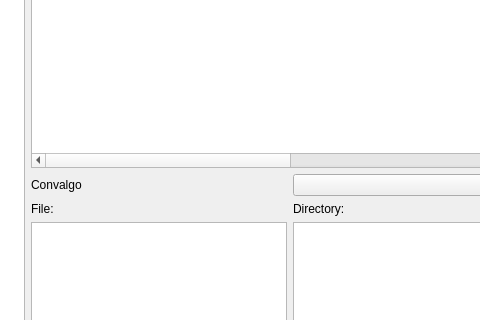
Somhammer/ProtonTherapy, file ui/main.ui: the form before one commit; both pictures show x 359 to 839 and y 141 to 461 of the 1298 by 586 pixel window.
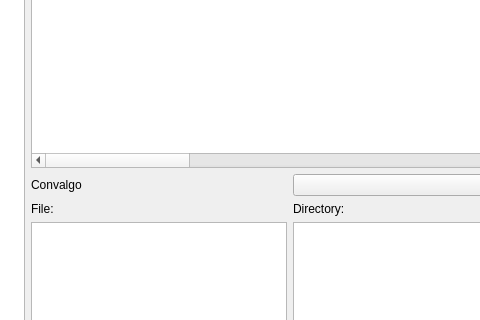
The form after the commit. Icons and pictures are not drawn.

```diff
--- a/ui/main.ui
+++ b/ui/main.ui
@@ -68,7 +68,7 @@
          <enum>QFrame::Sunken</enum>
         </property>
         <property name="lineWidth">
-         <number>2</number>
+         <number>1</number>
         </property>
         <property name="midLineWidth">
          <number>1</number>
@@ -124,6 +124,54 @@
           <set>AlignCenter</set>
          </property>
         </column>
+        <column>
+         <property name="text">
+          <string>RMin</string>
+         </property>
+         <property name="textAlignment">
+          <set>AlignCenter</set>
+         </property>
+        </column>
+        <column>
+         <property name="text">
+          <string>RMax</string>
+         </property>
+         <property name="textAlignment">
+          <set>AlignCenter</set>
+         </property>
+        </column>
+        <column>
+         <property name="text">
+          <string>HL</string>
+         </property>
+         <property name="textAlignment">
+          <set>AlignCenter</set>
+         </property>
+        </column>
+        <column>
+         <property name="text">
+          <string>SPhi</string>
+         </property>
+         <property name="textAlignment">
+          <set>AlignCenter</set>
+         </property>
+        </column>
+        <column>
+         <property name="text">
+          <string>DPhi</string>
+         </property>
+         <property name="textAlignment">
+          <set>AlignCenter</set>
+         </property>
+        </column>
+        <column>
+         <property name="text">
+          <string>RotX</string>
+         </property>
+         <property name="textAlignment">
+          <set>AlignCenter</set>
+         </property>
+        </column>
         <column>
          <property name="text">
           <string>RotY</string>
@@ -140,6 +188,14 @@
           <set>AlignCenter</set>
          </property>
         </column>
+        <column>
+         <property name="text">
+          <string>TransX</string>
+         </property>
+         <property name="textAlignment">
+          <set>AlignCenter</set>
+         </property>
+        </column>
         <column>
          <property name="text">
           <string>TransY</string>
```
Left out of the diff: 130 changed lines with no effect on the pictures.
